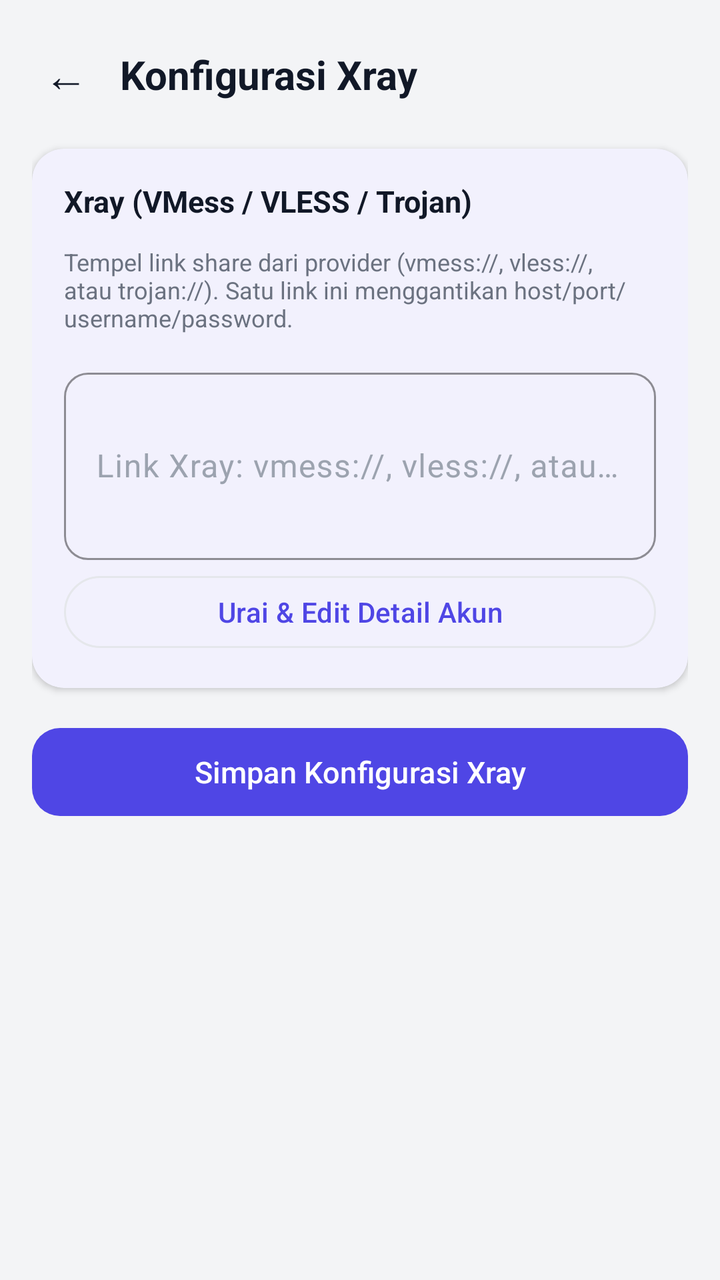
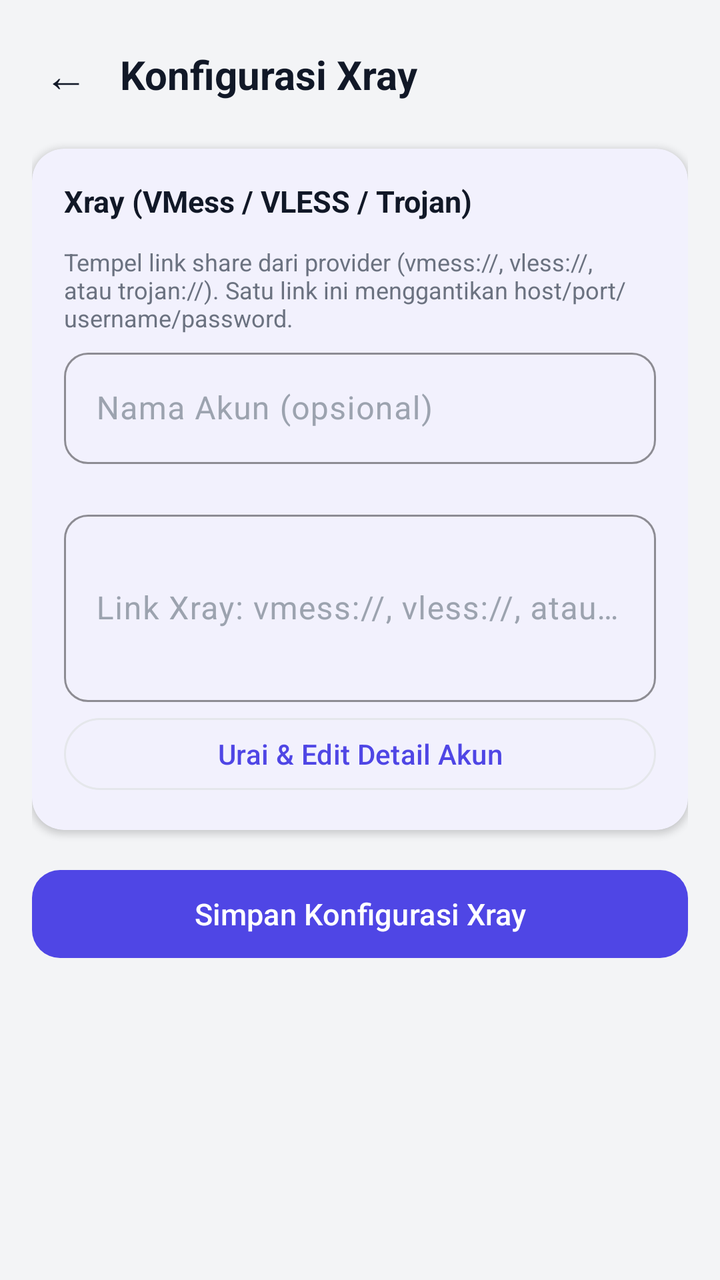

Before-and-after screenshots of an Android layout around one commit, followed by the original layout XML and the change that was made.
<!-- AndroidManifest.xml: application theme Theme.TunnelApp -->
<!-- res/layout/activity_xray_config.xml -->
<?xml version="1.0" encoding="utf-8"?>
<ScrollView xmlns:android="http://schemas.android.com/apk/res/android"
    xmlns:app="http://schemas.android.com/apk/res-auto"
    android:layout_width="match_parent"
    android:layout_height="match_parent"
    android:background="@color/app_background"
    android:fillViewport="true">

    <LinearLayout
        android:layout_width="match_parent"
        android:layout_height="wrap_content"
        android:orientation="vertical"
        android:padding="16dp"
        android:animateLayoutChanges="true">

        
        <LinearLayout
            android:layout_width="match_parent"
            android:layout_height="wrap_content"
            android:orientation="horizontal"
            android:gravity="center_vertical"
            android:layout_marginBottom="16dp">

            <TextView
                android:id="@+id/btnBack"
                android:layout_width="wrap_content"
                android:layout_height="wrap_content"
                android:text="←"
                android:textColor="@color/text_primary"
                android:textSize="22sp"
                android:padding="6dp"
                android:clickable="true"
                android:focusable="true"
                android:background="?attr/selectableItemBackgroundBorderless"
                android:layout_marginEnd="10dp" />

            <TextView
                android:layout_width="wrap_content"
                android:layout_height="wrap_content"
                android:text="Konfigurasi Xray"
                android:textColor="@color/text_primary"
                android:textSize="20sp"
                android:textStyle="bold" />
        </LinearLayout>

        
        <com.google.android.material.card.MaterialCardView
            style="@style/Card.Section"
            android:layout_width="match_parent"
            android:layout_height="wrap_content"
            android:layout_marginBottom="16dp">

            <LinearLayout
                android:layout_width="match_parent"
                android:layout_height="wrap_content"
                android:orientation="vertical">

                <TextView
                    style="@style/SectionTitleText"
                    android:layout_width="wrap_content"
                    android:layout_height="wrap_content"
                    android:text="Xray (VMess / VLESS / Trojan)" />

                <TextView
                    android:layout_width="match_parent"
                    android:layout_height="wrap_content"
                    android:layout_marginBottom="4dp"
                    android:text="Tempel link share dari provider (vmess://, vless://, atau trojan://). Satu link ini menggantikan host/port/username/password."
                    android:textColor="@color/text_secondary"
                    android:textSize="12sp" />

                <com.google.android.material.textfield.TextInputLayout
                    android:id="@+id/tilXrayLink"
                    style="@style/Field.Outlined"
                    android:layout_width="match_parent"
                    android:layout_height="wrap_content"
                    android:hint="Link Xray: vmess://, vless://, atau trojan://">

                    <com.google.android.material.textfield.TextInputEditText
                        android:id="@+id/etXrayLink"
                        android:layout_width="match_parent"
                        android:layout_height="wrap_content"
                        android:inputType="textMultiLine|textUri"
                        android:minLines="3"
                        android:textColor="@color/text_primary"
                        android:textColorHint="@color/text_hint"
                        android:autofillHints="" />
                </com.google.android.material.textfield.TextInputLayout>

                <com.google.android.material.button.MaterialButton
                    android:id="@+id/btnParseXray"
                    style="@style/Widget.Material3.Button.OutlinedButton"
                    android:layout_width="match_parent"
                    android:layout_height="44dp"
                    android:layout_marginTop="4dp"
                    android:text="Urai &amp; Edit Detail Akun"
                    android:textAllCaps="false" />

                <TextView
                    android:id="@+id/tvXrayParseError"
                    android:layout_width="match_parent"
                    android:layout_height="wrap_content"
                    android:layout_marginTop="6dp"
                    android:textColor="@color/status_error"
                    android:textSize="12sp"
                    android:visibility="gone" />
            </LinearLayout>
        </com.google.android.material.card.MaterialCardView>

        
        <com.google.android.material.card.MaterialCardView
            android:id="@+id/cardXrayDetails"
            style="@style/Card.Section"
            android:layout_width="match_parent"
            android:layout_height="wrap_content"
            android:layout_marginBottom="16dp"
            android:visibility="gone">

            <LinearLayout
                android:layout_width="match_parent"
                android:layout_height="wrap_content"
                android:orientation="vertical"
                android:animateLayoutChanges="true">

                <TextView
                    style="@style/SectionTitleText"
                    android:layout_width="wrap_content"
                    android:layout_height="wrap_content"
                    android:text="Detail Akun" />

                <TextView
                    android:layout_width="match_parent"
                    android:layout_height="wrap_content"
                    android:layout_marginBottom="4dp"
                    android:text="Ubah data di bawah, lalu tekan Simpan -- link akan disusun ulang otomatis."
                    android:textColor="@color/text_secondary"
                    android:textSize="12sp" />

                <com.google.android.material.textfield.TextInputLayout
                    style="@style/Field.Outlined"
                    android:layout_width="match_parent"
                    android:layout_height="wrap_content"
                    android:hint="Nama akun / remark">

                    <com.google.android.material.textfield.TextInputEditText
                        android:id="@+id/etXrayRemark"
                        android:layout_width="match_parent"
                        android:layout_height="wrap_content"
                        android:inputType="text"
                        android:textColor="@color/text_primary"
                        android:textColorHint="@color/text_hint"
                        android:autofillHints="" />
                </com.google.android.material.textfield.TextInputLayout>

                <com.google.android.material.textfield.TextInputLayout
                    style="@style/Field.Outlined"
                    android:layout_width="match_parent"
                    android:layout_height="wrap_content"
                    android:hint="Host / IP server">

                    <com.google.android.material.textfield.TextInputEditText
                        android:id="@+id/etXrayHost"
                        android:layout_width="match_parent"
                        android:layout_height="wrap_content"
                        android:inputType="textUri"
                        android:textColor="@color/text_primary"
                        android:textColorHint="@color/text_hint"
                        android:autofillHints="" />
                </com.google.android.material.textfield.TextInputLayout>

                <LinearLayout
                    android:layout_width="match_parent"
                    android:layout_height="wrap_content"
                    android:orientation="horizontal">

                    <com.google.android.material.textfield.TextInputLayout
                        style="@style/Field.Outlined"
                        android:layout_width="0dp"
                        android:layout_height="wrap_content"
                        android:layout_weight="1"
                        android:layout_marginEnd="8dp"
                        android:hint="Port">

                        <com.google.android.material.textfield.TextInputEditText
                            android:id="@+id/etXrayPort"
                            android:layout_width="match_parent"
                            android:layout_height="wrap_content"
                            android:inputType="number"
                            android:textColor="@color/text_primary"
                            android:textColorHint="@color/text_hint"
                            android:autofillHints="" />
                    </com.google.android.material.textfield.TextInputLayout>

                    <com.google.android.material.textfield.TextInputLayout
                        style="@style/Field.Outlined"
                        android:layout_width="0dp"
                        android:layout_height="wrap_content"
                        android:layout_weight="2"
                        android:hint="UUID / Password">

                        <com.google.android.material.textfield.TextInputEditText
                            android:id="@+id/etXrayId"
                            android:layout_width="match_parent"
                            android:layout_height="wrap_content"
                            android:inputType="text"
                            android:textColor="@color/text_primary"
                            android:textColorHint="@color/text_hint"
                            android:autofillHints="" />
                    </com.google.android.material.textfield.TextInputLayout>
                </LinearLayout>

                <TextView
                    android:layout_width="wrap_content"
                    android:layout_height="wrap_content"
                    android:text="Jaringan (network)"
                    android:textColor="@color/text_secondary"
                    android:textSize="12sp"
                    android:layout_marginTop="4dp"
                    android:layout_marginBottom="4dp" />

                <com.google.android.material.chip.ChipGroup
                    android:id="@+id/chipGroupXrayNetwork"
                    android:layout_width="match_parent"
                    android:layout_height="wrap_content"
                    app:singleSelection="true"
                    app:selectionRequired="true"
                    app:chipSpacingHorizontal="8dp">

                    <com.google.android.material.chip.Chip
                        android:id="@+id/chipNetTcp"
                        style="@style/Widget.TunnelApp.Chip.Filter"
                        android:layout_width="wrap_content"
                        android:layout_height="wrap_content"
                        android:checked="true"
                        android:text="TCP" />

                    <com.google.android.material.chip.Chip
                        android:id="@+id/chipNetWs"
                        style="@style/Widget.TunnelApp.Chip.Filter"
                        android:layout_width="wrap_content"
                        android:layout_height="wrap_content"
                        android:text="WS" />

                    <com.google.android.material.chip.Chip
                        android:id="@+id/chipNetGrpc"
                        style="@style/Widget.TunnelApp.Chip.Filter"
                        android:layout_width="wrap_content"
                        android:layout_height="wrap_content"
                        android:text="gRPC" />

                    <com.google.android.material.chip.Chip
                        android:id="@+id/chipNetHttpupgrade"
                        style="@style/Widget.TunnelApp.Chip.Filter"
                        android:layout_width="wrap_content"
                        android:layout_height="wrap_content"
                        android:text="HTTPUpgrade" />

                    <com.google.android.material.chip.Chip
                        android:id="@+id/chipNetXhttp"
                        style="@style/Widget.TunnelApp.Chip.Filter"
                        android:layout_width="wrap_content"
                        android:layout_height="wrap_content"
                        android:text="XHTTP" />

                    <com.google.android.material.chip.Chip
                        android:id="@+id/chipNetH2"
                        style="@style/Widget.TunnelApp.Chip.Filter"
                        android:layout_width="wrap_content"
                        android:layout_height="wrap_content"
                        android:text="H2" />

                    <com.google.android.material.chip.Chip
                        android:id="@+id/chipNetKcp"
                        style="@style/Widget.TunnelApp.Chip.Filter"
                        android:layout_width="wrap_content"
                        android:layout_height="wrap_content"
                        android:text="mKCP" />
                </com.google.android.material.chip.ChipGroup>

                <com.google.android.material.textfield.TextInputLayout
                    android:id="@+id/tilXrayPath"
                    style="@style/Field.Outlined"
                    android:layout_width="match_parent"
                    android:layout_height="wrap_content"
                    android:layout_marginTop="8dp"
                    android:hint="Path"
                    android:visibility="gone">

                    <com.google.android.material.textfield.TextInputEditText
                        android:id="@+id/etXrayPath"
                        android:layout_width="match_parent"
                        android:layout_height="wrap_content"
                        android:inputType="text"
                        android:textColor="@color/text_primary"
                        android:textColorHint="@color/text_hint"
                        android:autofillHints="" />
                </com.google.android.material.textfield.TextInputLayout>

                <com.google.android.material.textfield.TextInputLayout
                    android:id="@+id/tilXrayHostHeader"
                    style="@style/Field.Outlined"
                    android:layout_width="match_parent"
                    android:layout_height="wrap_content"
                    android:hint="Host header (kosongkan jika sama dengan host server)"
                    android:visibility="gone">

                    <com.google.android.material.textfield.TextInputEditText
                        android:id="@+id/etXrayHostHeader"
                        android:layout_width="match_parent"
                        android:layout_height="wrap_content"
                        android:inputType="textUri"
                        android:textColor="@color/text_primary"
                        android:textColorHint="@color/text_hint"
                        android:autofillHints="" />
                </com.google.android.material.textfield.TextInputLayout>

                <TextView
                    android:layout_width="wrap_content"
                    android:layout_height="wrap_content"
                    android:text="Keamanan (TLS)"
                    android:textColor="@color/text_secondary"
                    android:textSize="12sp"
                    android:layout_marginTop="4dp"
                    android:layout_marginBottom="4dp" />

                <com.google.android.material.chip.ChipGroup
                    android:id="@+id/chipGroupXrayTls"
                    android:layout_width="match_parent"
                    android:layout_height="wrap_content"
                    app:singleSelection="true"
                    app:selectionRequired="true"
                    app:chipSpacingHorizontal="8dp">

                    <com.google.android.material.chip.Chip
                        android:id="@+id/chipXrayTlsNone"
                        style="@style/Widget.TunnelApp.Chip.Filter"
                        android:layout_width="wrap_content"
                        android:layout_height="wrap_content"
                        android:checked="true"
                        android:text="None" />

                    <com.google.android.material.chip.Chip
                        android:id="@+id/chipXrayTlsTls"
                        style="@style/Widget.TunnelApp.Chip.Filter"
                        android:layout_width="wrap_content"
                        android:layout_height="wrap_content"
                        android:text="TLS" />

                    <com.google.android.material.chip.Chip
                        android:id="@+id/chipXrayTlsReality"
                        style="@style/Widget.TunnelApp.Chip.Filter"
                        android:layout_width="wrap_content"
                        android:layout_height="wrap_content"
                        android:text="Reality" />
                </com.google.android.material.chip.ChipGroup>

                <com.google.android.material.textfield.TextInputLayout
                    android:id="@+id/tilXraySni"
                    style="@style/Field.Outlined"
                    android:layout_width="match_parent"
                    android:layout_height="wrap_content"
                    android:layout_marginTop="8dp"
                    android:hint="SNI (kosongkan jika sama dengan host server)"
                    android:visibility="gone">

                    <com.google.android.material.textfield.TextInputEditText
                        android:id="@+id/etXraySni"
                        android:layout_width="match_parent"
                        android:layout_height="wrap_content"
                        android:inputType="textUri"
                        android:textColor="@color/text_primary"
                        android:textColorHint="@color/text_hint"
                        android:autofillHints="" />
                </com.google.android.material.textfield.TextInputLayout>

                <com.google.android.material.textfield.TextInputLayout
                    android:id="@+id/tilXrayFlow"
                    style="@style/Field.Outlined"
                    android:layout_width="match_parent"
                    android:layout_height="wrap_content"
                    android:hint="Flow (contoh: xtls-rprx-vision, opsional)"
                    android:visibility="gone">

                    <com.google.android.material.textfield.TextInputEditText
                        android:id="@+id/etXrayFlow"
                        android:layout_width="match_parent"
                        android:layout_height="wrap_content"
                        android:inputType="text"
                        android:textColor="@color/text_primary"
                        android:textColorHint="@color/text_hint"
                        android:autofillHints="" />
                </com.google.android.material.textfield.TextInputLayout>

                <LinearLayout
                    android:id="@+id/containerXrayReality"
                    android:layout_width="match_parent"
                    android:layout_height="wrap_content"
                    android:orientation="vertical"
                    android:visibility="gone">

                    <com.google.android.material.textfield.TextInputLayout
                        style="@style/Field.Outlined"
                        android:layout_width="match_parent"
                        android:layout_height="wrap_content"
                        android:hint="Reality Public Key (pbk)">

                        <com.google.android.material.textfield.TextInputEditText
                            android:id="@+id/etXrayRealityPbk"
                            android:layout_width="match_parent"
                            android:layout_height="wrap_content"
                            android:inputType="text"
                            android:textColor="@color/text_primary"
                            android:textColorHint="@color/text_hint"
                            android:autofillHints="" />
                    </com.google.android.material.textfield.TextInputLayout>

                    <com.google.android.material.textfield.TextInputLayout
                        style="@style/Field.Outlined"
                        android:layout_width="match_parent"
                        android:layout_height="wrap_content"
                        android:hint="Reality Short ID (sid, opsional)">

                        <com.google.android.material.textfield.TextInputEditText
                            android:id="@+id/etXrayRealitySid"
                            android:layout_width="match_parent"
                            android:layout_height="wrap_content"
                            android:inputType="text"
                            android:textColor="@color/text_primary"
                            android:textColorHint="@color/text_hint"
                            android:autofillHints="" />
                    </com.google.android.material.textfield.TextInputLayout>
                </LinearLayout>

                <com.google.android.material.chip.ChipGroup
                    android:id="@+id/chipGroupXrayInsecure"
                    android:layout_width="match_parent"
                    android:layout_height="wrap_content"
                    android:visibility="gone"
                    app:singleSelection="false"
                    app:selectionRequired="false">

                    <com.google.android.material.chip.Chip
                        android:id="@+id/chipXrayAllowInsecure"
                        style="@style/Widget.TunnelApp.Chip.Filter"
                        android:layout_width="wrap_content"
                        android:layout_height="wrap_content"
                        android:text="Lewati verifikasi sertifikat (allowInsecure)" />
                </com.google.android.material.chip.ChipGroup>
            </LinearLayout>
        </com.google.android.material.card.MaterialCardView>

        <com.google.android.material.button.MaterialButton
            android:id="@+id/btnSaveXray"
            style="@style/Button.Primary"
            android:layout_width="match_parent"
            android:layout_height="52dp"
            android:layout_marginBottom="8dp"
            android:text="Simpan Konfigurasi Xray"
            android:textAllCaps="false"
            android:textSize="15sp" />

    </LinearLayout>
</ScrollView>
<!-- resources referenced by this layout -->
<resources>
  <color name="app_background">#F3F4F6</color>
  <color name="status_error">#DC2626</color>
  <color name="text_hint">#9CA3AF</color>
  <color name="text_primary">#111827</color>
  <color name="text_secondary">#6B7280</color>
  <style name="Button.Primary" parent="Widget.Material3.Button">
          <item name="cornerRadius">14dp</item>
          <item name="backgroundTint">@color/brand_primary</item>
      </style>
  <style name="Card.Section" parent="Widget.Material3.CardView.Elevated">
          <item name="cardCornerRadius">16dp</item>
          <item name="cardElevation">2dp</item>
          <item name="contentPadding">16dp</item>
          <item name="cardBackgroundColor">@color/card_background</item>
          <item name="strokeWidth">0dp</item>
      </style>
  <style name="Field.Outlined" parent="Widget.Material3.TextInputLayout.OutlinedBox">
          <item name="boxCornerRadiusTopStart">12dp</item>
          <item name="boxCornerRadiusTopEnd">12dp</item>
          <item name="boxCornerRadiusBottomStart">12dp</item>
          <item name="boxCornerRadiusBottomEnd">12dp</item>
          <item name="android:layout_marginTop">10dp</item>
          
          <item name="hintTextColor">@color/text_secondary</item>
          <item name="android:textColorHint">@color/text_hint</item>
          <item name="boxStrokeColor">@color/brand_primary</item>
          <item name="boxStrokeErrorColor">@color/status_error</item>
      </style>
  <style name="SectionTitleText">
          <item name="android:textColor">@color/text_primary</item>
          <item name="android:textStyle">bold</item>
          <item name="android:textSize">15sp</item>
          <item name="android:layout_marginBottom">12dp</item>
      </style>
  <style name="Widget.TunnelApp.Chip.Filter" parent="Widget.Material3.Chip.Filter">
          <item name="android:textColor">@color/chip_text_color</item>
          <item name="chipBackgroundColor">@color/chip_background_color</item>
          <item name="chipStrokeColor">@color/divider</item>
          <item name="chipStrokeWidth">1dp</item>
      </style>
  <style name="Theme.TunnelApp" parent="Theme.Material3.Light.NoActionBar">
          <item name="colorPrimary">@color/brand_primary</item>
          <item name="colorPrimaryDark">@color/brand_primary_dark</item>
          <item name="colorOnPrimary">@color/brand_on_primary</item>
          <item name="colorSecondary">@color/brand_secondary</item>
          <item name="colorSurface">@color/card_background</item>
          
          <item name="colorOnSurface">@color/text_primary</item>
          <item name="colorOnSurfaceVariant">@color/text_secondary</item>
          <item name="colorOutline">@color/divider</item>
          <item name="android:colorBackground">@color/app_background</item>
          <item name="android:statusBarColor">@color/brand_primary_dark</item>
          <item name="android:windowLightStatusBar">false</item>
      </style>
  <color name="brand_primary">#4F46E5</color>
  <color name="card_background">#FFFFFF</color>
  <color name="divider">#E5E7EB</color>
  <color name="brand_primary_dark">#4338CA</color>
  <color name="brand_on_primary">#FFFFFF</color>
  <color name="brand_secondary">#0EA5A4</color>
</resources>

<!-- the commit's change to res/layout/activity_xray_config.xml (unified diff, before → after) -->
@@ -69,6 +69,27 @@
                     android:textColor="@color/text_secondary"
                     android:textSize="12sp" />
 
+                
+                <com.google.android.material.textfield.TextInputLayout
+                    android:id="@+id/tilAccountName"
+                    style="@style/Field.Outlined"
+                    android:layout_width="match_parent"
+                    android:layout_height="wrap_content"
+                    android:layout_marginTop="0dp"
+                    android:layout_marginBottom="10dp"
+                    android:hint="Nama Akun (opsional)">
+
+                    <com.google.android.material.textfield.TextInputEditText
+                        android:id="@+id/etAccountName"
+                        android:layout_width="match_parent"
+                        android:layout_height="wrap_content"
+                        android:inputType="textCapWords"
+                        android:maxLines="1"
+                        android:textColor="@color/text_primary"
+                        android:textColorHint="@color/text_hint"
+                        android:autofillHints="" />
+                </com.google.android.material.textfield.TextInputLayout>
+
                 <com.google.android.material.textfield.TextInputLayout
                     android:id="@+id/tilXrayLink"
                     style="@style/Field.Outlined"
